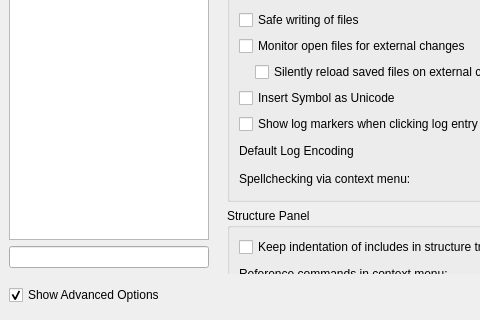
First picture: the form in configdialog.ui, repository texstudio-org/texstudio, before the edit; both pictures show x 0 to 480 and y 540 to 860 of the 1312 by 860 pixel window.
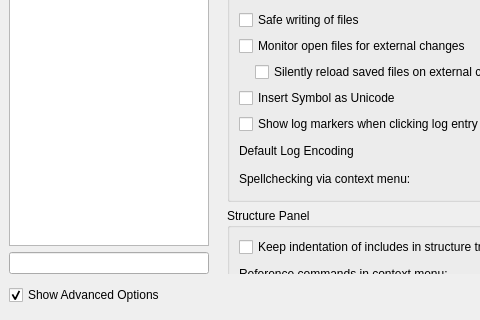
Second picture: the form after the edit. Icons and pictures are not drawn.

Commit message: improved layout of config dialog

What changed in the file:
```diff
--- a/configdialog.ui
+++ b/configdialog.ui
@@ -32,71 +32,6 @@
    <property name="verticalSpacing">
     <number>6</number>
    </property>
-   <item row="4" column="0">
-    <widget class="QCheckBox" name="checkBoxShowAdvancedOptions">
-     <property name="text">
-      <string>Show Advanced Options</string>
-     </property>
-     <property name="checked">
-      <bool>true</bool>
-     </property>
-    </widget>
-   </item>
-   <item row="4" column="5">
-    <layout class="QHBoxLayout">
-     <property name="spacing">
-      <number>6</number>
-     </property>
-     <property name="sizeConstraint">
-      <enum>QLayout::SetMinimumSize</enum>
-     </property>
-     <property name="leftMargin">
-      <number>0</number>
-     </property>
-     <property name="topMargin">
-      <number>0</number>
-     </property>
-     <property name="rightMargin">
-      <number>0</number>
-     </property>
-     <property name="bottomMargin">
-      <number>0</number>
-     </property>
-     <item>
-      <spacer>
-       <property name="orientation">
-        <enum>Qt::Horizontal</enum>
-       </property>
-       <property name="sizeType">
-        <enum>QSizePolicy::Expanding</enum>
-       </property>
-       <property name="sizeHint" stdset="0">
-        <size>
-         <width>407</width>
-         <height>31</height>
-        </size>
-       </property>
-      </spacer>
-     </item>
-     <item>
-      <widget class="QPushButton" name="okButton">
-       <property name="text">
-        <string>OK</string>
-       </property>
-       <property name="default">
-        <bool>true</bool>
-       </property>
-      </widget>
-     </item>
-     <item>
-      <widget class="QPushButton" name="cancelButton">
-       <property name="text">
-        <string>Cancel</string>
-       </property>
-      </widget>
-     </item>
-    </layout>
-   </item>
    <item row="0" column="0">
     <widget class="QListWidget" name="contentsWidget">
      <property name="sizePolicy">
@@ -138,7 +73,7 @@
      </property>
     </widget>
    </item>
-   <item row="0" column="1" rowspan="3" colspan="5">
+   <item row="0" column="1" rowspan="2">
     <widget class="QStackedWidget" name="pagesWidget">
      <property name="sizePolicy">
       <sizepolicy hsizetype="Expanding" vsizetype="MinimumExpanding">
@@ -185,8 +120,8 @@
            <rect>
             <x>0</x>
             <y>0</y>
-            <width>646</width>
-            <height>656</height>
+            <width>547</width>
+            <height>563</height>
            </rect>
           </property>
           <layout class="QVBoxLayout" name="verticalLayout">
@@ -866,8 +801,8 @@
               <rect>
                <x>0</x>
                <y>0</y>
-               <width>235</width>
-               <height>91</height>
+               <width>198</width>
+               <height>76</height>
               </rect>
              </property>
              <layout class="QGridLayout" name="gridLayout_1">
@@ -1831,8 +1766,8 @@
            <rect>
             <x>0</x>
             <y>0</y>
-            <width>1055</width>
-            <height>1622</height>
+            <width>1059</width>
+            <height>1389</height>
            </rect>
           </property>
           <layout class="QVBoxLayout" name="verticalLayout_8">
@@ -3118,8 +3053,8 @@
            <rect>
             <x>0</x>
             <y>0</y>
-            <width>595</width>
-            <height>780</height>
+            <width>494</width>
+            <height>670</height>
            </rect>
           </property>
           <layout class="QVBoxLayout" name="verticalLayout_9">
@@ -3616,8 +3551,8 @@
            <rect>
             <x>0</x>
             <y>0</y>
-            <width>409</width>
-            <height>277</height>
+            <width>344</width>
+            <height>241</height>
            </rect>
           </property>
           <layout class="QVBoxLayout" name="verticalLayout_13">
@@ -3878,8 +3813,8 @@
            <rect>
             <x>0</x>
             <y>0</y>
-            <width>588</width>
-            <height>463</height>
+            <width>490</width>
+            <height>407</height>
            </rect>
           </property>
           <layout class="QVBoxLayout" name="verticalLayout_16">
@@ -4364,6 +4299,71 @@
      </widget>
     </widget>
    </item>
+   <item row="2" column="0" colspan="2">
+    <layout class="QHBoxLayout">
+     <property name="spacing">
+      <number>6</number>
+     </property>
+     <property name="sizeConstraint">
+      <enum>QLayout::SetMinimumSize</enum>
+     </property>
+     <property name="leftMargin">
+      <number>0</number>
+     </property>
+     <property name="topMargin">
+      <number>0</number>
+     </property>
+     <property name="rightMargin">
+      <number>0</number>
+     </property>
+     <property name="bottomMargin">
+      <number>0</number>
+     </property>
+     <item>
+      <widget class="QCheckBox" name="checkBoxShowAdvancedOptions">
+       <property name="text">
+        <string>Show Advanced Options</string>
+       </property>
+       <property name="checked">
+        <bool>true</bool>
+       </property>
+      </widget>
+     </item>
+     <item>
+      <spacer>
+       <property name="orientation">
+        <enum>Qt::Horizontal</enum>
+       </property>
+       <property name="sizeType">
+        <enum>QSizePolicy::Expanding</enum>
+       </property>
+       <property name="sizeHint" stdset="0">
+        <size>
+         <width>407</width>
+         <height>31</height>
+        </size>
+       </property>
+      </spacer>
+     </item>
+     <item>
+      <widget class="QPushButton" name="okButton">
+       <property name="text">
+        <string>OK</string>
+       </property>
+       <property name="default">
+        <bool>true</bool>
+       </property>
+      </widget>
+     </item>
+     <item>
+      <widget class="QPushButton" name="cancelButton">
+       <property name="text">
+        <string>Cancel</string>
+       </property>
+      </widget>
+     </item>
+    </layout>
+   </item>
   </layout>
  </widget>
  <tabstops>
```
